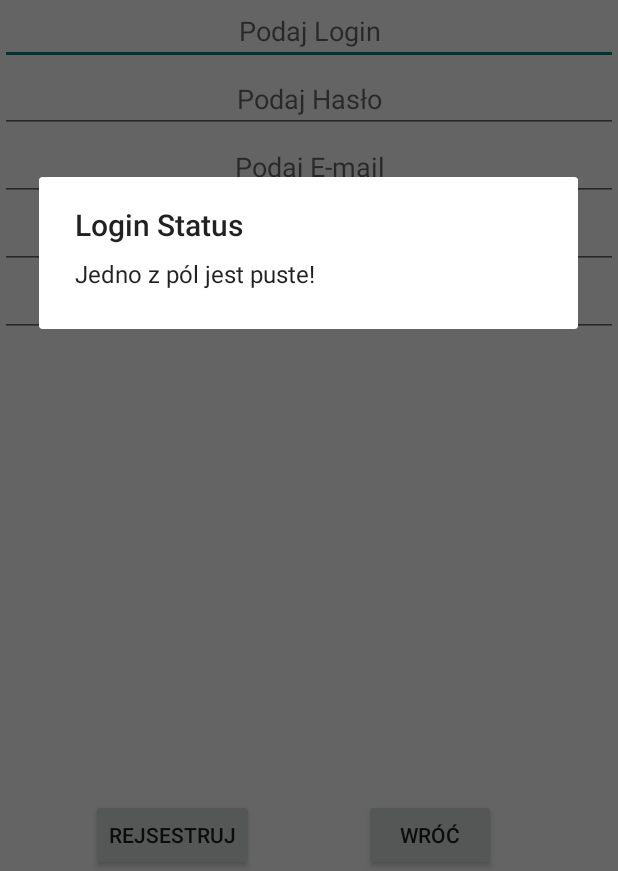
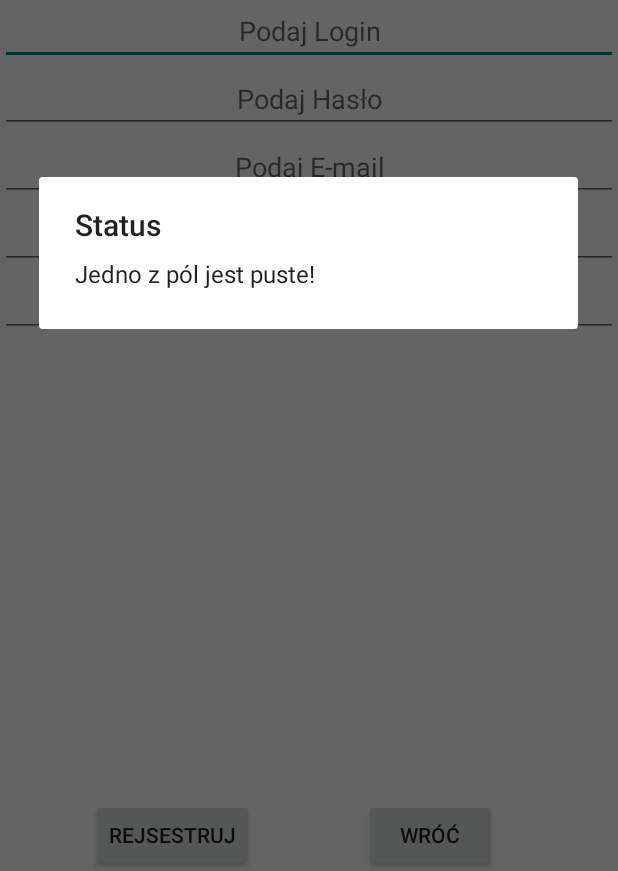
Before and after one commit to vins790/Bike, an Android app: the Register screen opened directly, with no data from a screen before it, after a tap on "REJSESTRUJ", on a phone screen of 412 x 824 dp, the part 365-1236 px from its top. Run offline under Robolectric (Android 15) with nearby library versions, the phone set to English and light mode, and no system bars.

Commit message:
Nowe rzeczy

```diff
--- a/App/app/src/main/AndroidManifest.xml
+++ b/App/app/src/main/AndroidManifest.xml
@@ -18,7 +18,8 @@
                 <category android:name="android.intent.category.LAUNCHER" />
             </intent-filter>
         </activity>
-        <activity android:name=".Register"></activity>
+        <activity android:name=".Register" />
+        <activity android:name=".MainApp"></activity>
     </application>
 
 </manifest>
--- a/App/app/src/main/java/com/example/torak28/app/BackgroundWorker.java
+++ b/App/app/src/main/java/com/example/torak28/app/BackgroundWorker.java
@@ -1,8 +1,15 @@
 package com.example.torak28.app;
 
+import android.app.Activity;
 import android.app.AlertDialog;
 import android.content.Context;
+import android.content.Intent;
 import android.os.AsyncTask;
+import android.support.v7.app.AppCompatActivity;
+import android.os.Bundle;
+import android.view.View;
+import android.widget.Button;
+import android.widget.EditText;
 
 import java.io.BufferedReader;
 import java.io.BufferedWriter;
@@ -120,19 +127,19 @@ public class BackgroundWorker extends AsyncTask<String,Void,String> {
     @Override
     protected void onPreExecute() {
         alertDialog = new AlertDialog.Builder(context).create();
-        alertDialog.setTitle("Login Status");
+        alertDialog.setTitle("Status");
     }
 
     @Override
     protected void onPostExecute(String result) {
-        String post = "przed";
-        try {
-            post = new String(result.getBytes("UTF-8"), "UTF-8");
-        }catch (UnsupportedEncodingException e){
-            post = ":c";
+        System.out.print(result);
+        String post = result;
+        if(post.length() < 17){
+            context.startActivity(new Intent(context, MainApp.class));
+        }else{
+            alertDialog.setMessage(post);
+            alertDialog.show();
         }
-        alertDialog.setMessage(post);
-        alertDialog.show();
     }
 
     @Override
--- a/App/app/src/main/res/values/strings.xml
+++ b/App/app/src/main/res/values/strings.xml
@@ -16,4 +16,5 @@
     <string name="imie">Podaj Imię</string>
     <string name="nazwisko">Podaj Nazwisko</string>
     <string name="wroc">Wróć</string>
+    <string name="app_subtitle">Co chcesz zrobić?</string>
 </resources>
```
